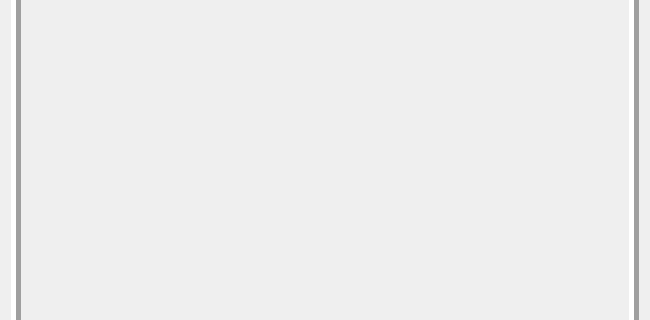
Above: master/project/Reconstruction/ReconstructionWidget.ui from anygo/uniprojectsdn before the change; both pictures show x 0 to 650 and y 124 to 444 of the 650 by 569 pixel window. Below: the same form after it.
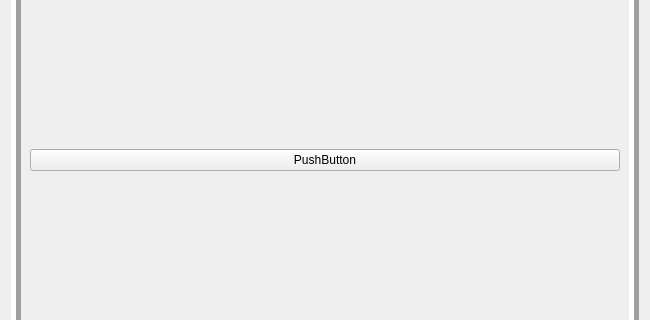
That is the form after the change.

Commit message: not yet working

What changed in the file:
```diff
--- a/master/project/Reconstruction/ReconstructionWidget.ui
+++ b/master/project/Reconstruction/ReconstructionWidget.ui
@@ -25,7 +25,15 @@
      <property name="lineWidth">
       <number>5</number>
      </property>
-     <layout class="QGridLayout" name="gridLayout_2"/>
+     <layout class="QGridLayout" name="gridLayout_2">
+      <item row="0" column="0">
+       <widget class="QPushButton" name="m_PushButton">
+        <property name="text">
+         <string>PushButton</string>
+        </property>
+       </widget>
+      </item>
+     </layout>
     </widget>
    </item>
   </layout>
```
The commit also changes 2 other files.
